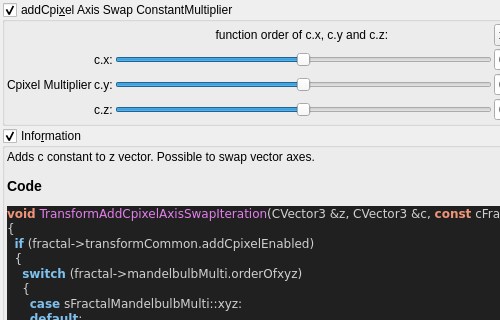
This is mandelbulber2/qt_data/fractal_transf_add_Cpixel_axis_swap.ui in buddhi1980/mandelbulber2 as Qt 5 draws it before an edit; both pictures show x 0 to 500 and y 0 to 320 of the 589 by 824 pixel window. The edited form follows.
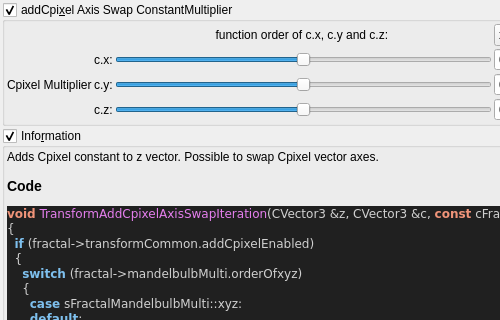
This is the edited form. Custom widgets are drawn as their Qt base class.

Patch:
```diff
--- a/mandelbulber2/qt_data/fractal_transf_add_Cpixel_axis_swap.ui
+++ b/mandelbulber2/qt_data/fractal_transf_add_Cpixel_axis_swap.ui
@@ -327,7 +327,7 @@
       <item>
        <widget class="QLabel" name="label_code_content">
         <property name="text">
-         <string>&lt;p&gt;Adds c constant to z vector. Possible to swap vector axes.&lt;/p&gt;&lt;table&gt;
+         <string>&lt;p&gt;Adds Cpixel constant to z vector. Possible to swap Cpixel vector axes.&lt;/p&gt;&lt;table&gt;
 &lt;/table&gt;
 &lt;h3&gt;Code&lt;/h3&gt;
 &lt;!DOCTYPE HTML PUBLIC &quot;-//W3C//DTD HTML 4.0 Transitional//EN&quot;&gt;
```
